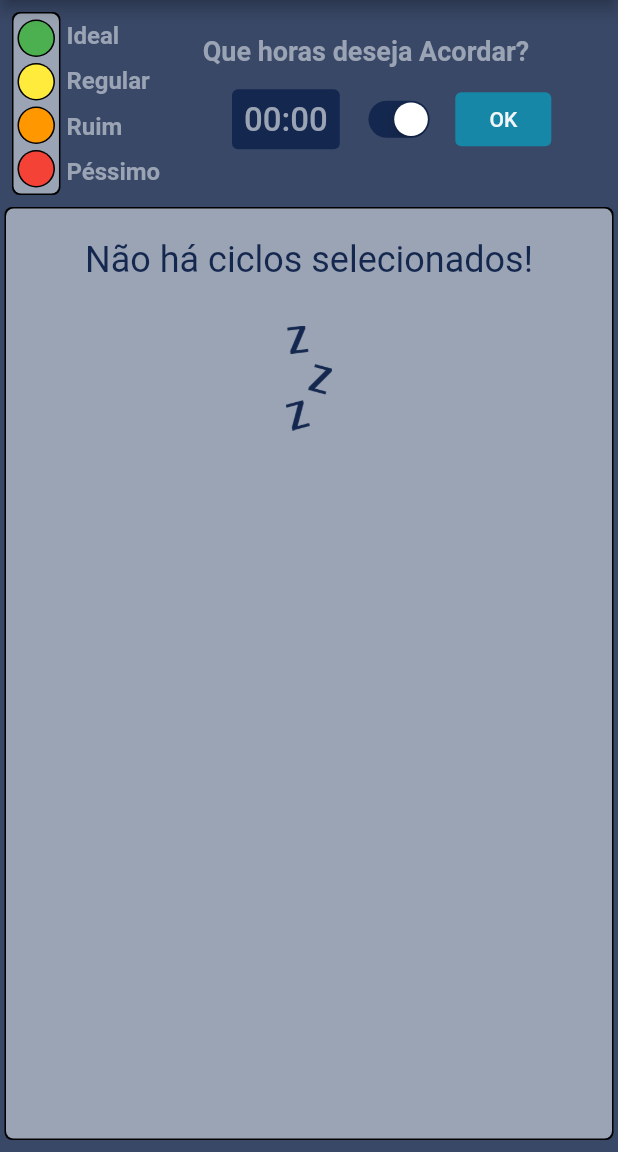
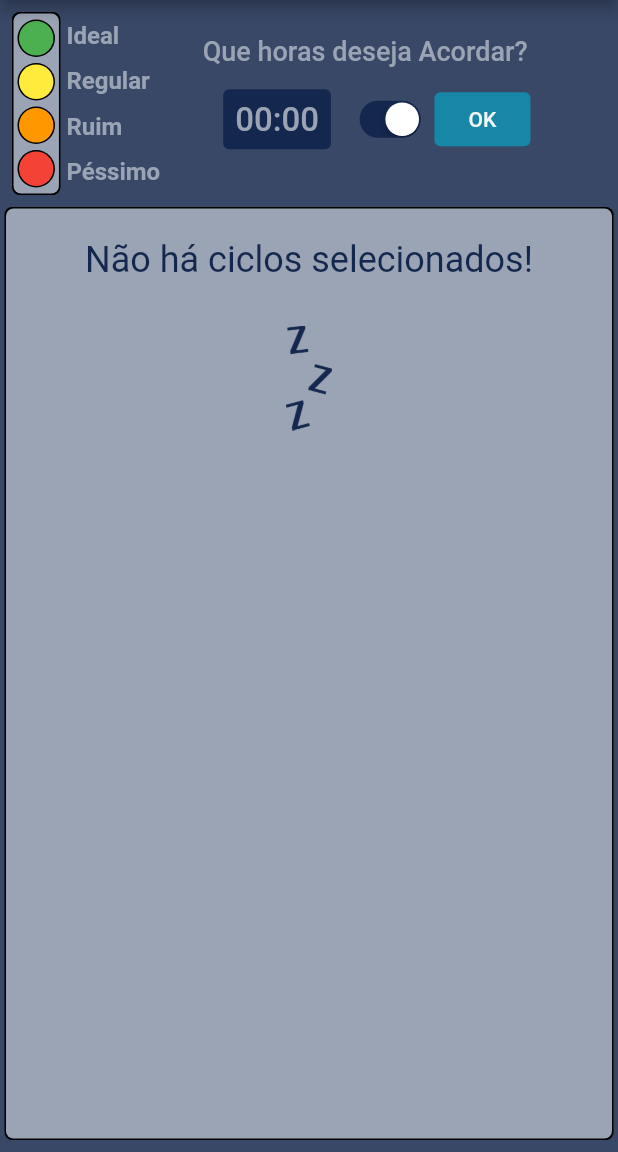
Before and after one commit to joelysondavid/SleepTime, a Flutter app: the screen it shows after launch, on a phone screen of 412 x 824 dp, the part 84-1236 px from its top. Run offline on Flutter 3.47's test engine with Material 2 defaults, Android fonts, the phone set to English and light mode, and no system bars; our stand-ins replace mask_text_input_formatter.

Commit message:
Ajuste layout appbar superior

```diff
--- a/lib/widgets/sleep_time_bar.dart
+++ b/lib/widgets/sleep_time_bar.dart
@@ -153,13 +153,13 @@ class _SleepTimeBarState extends State<SleepTimeBar> {
                   Row(
                     children: [
                       Container(
-                        width: 250,
+                        width: constraints.maxWidth * 0.55,
                         child: Text(
                           "Que horas deseja ${widget.isWakeup ? "Acordar" : "Dormir"}?",
                           style: TextStyle(
                               color: AppColors.SECOND_COLOR,
                               fontSize: 18,
-                              fontWeight: FontWeight.bold),
+                              fontWeight: FontWeight.w500),
                         ),
                       ),
                     ],
@@ -203,8 +203,6 @@ class _SleepTimeBarState extends State<SleepTimeBar> {
                           ),
                         ),
                       ),
-                      ButtonBar(
-                        children: [
                       TextButton(
                         onPressed: _selectedHours == null
                             ? null
@@ -219,8 +217,6 @@ class _SleepTimeBarState extends State<SleepTimeBar> {
                     ],
                   )
                 ],
-                  )
-                ],
               ),
             ),
           ],
```
Lines whose indentation alone changed are shown as unchanged.
